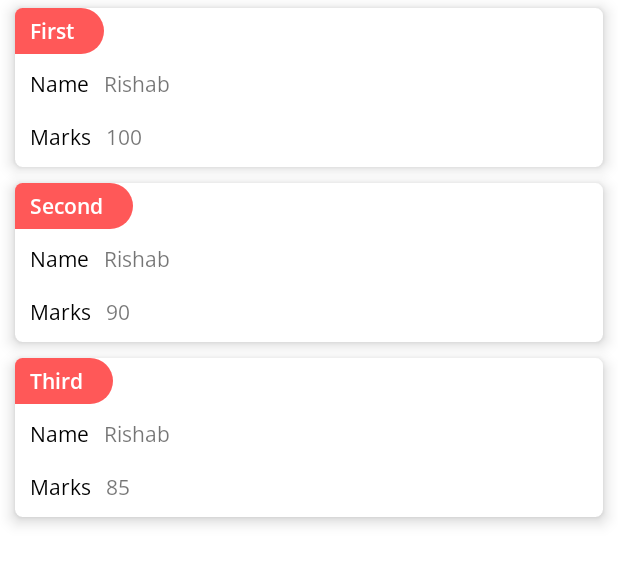
After one commit to theanandankit/OMRReaderAndroid, an Android app: the layout fragment_student_leaderboard.xml on its own in the app's theme, with its tools: preview values and no code run, on a phone screen of 412 x 824 dp. The commit adds this screen. Shown: the top 564 px of the screen. Run offline under Robolectric (Android 15) with nearby library versions, the phone set to English and light mode, and no system bars.

Commit message:
leaderboard

```diff
--- a/app/src/main/java/com/Project/OMRReader/Activity/QuizDetailsScreen.java
+++ b/app/src/main/java/com/Project/OMRReader/Activity/QuizDetailsScreen.java
@@ -225,15 +225,13 @@ public class QuizDetailsScreen extends AppCompatActivity {
     protected void displayEvalutionResult(int enrollmentNumber,int totalMarks){
         LayoutInflater inflater = getLayoutInflater();
         View view= inflater.inflate(R.layout.quiz_evaluation_display,  mainList ,false);
-
-
         ImageView image= view.findViewById(R.id.answer_sheet);
         TextView textEnrollment = view.findViewById(R.id.student_enrollment_number);
         TextView totalMarksView= view.findViewById(R.id.Total_Marks);
         pieChart = view.findViewById(R.id.pieChart);
         setPieChart();
 
-
+        // image.setImage();
         textEnrollment.setText(Integer.toString(enrollmentNumber));
         totalMarksView.setText(Integer.toString(totalMarks));
         mainList.addView(view);
--- a/app/src/main/java/com/Project/OMRReader/Activity/StudentHomeScreenActivity.java
+++ b/app/src/main/java/com/Project/OMRReader/Activity/StudentHomeScreenActivity.java
@@ -10,6 +10,7 @@ import android.view.MenuItem;
 import android.widget.TextView;
 
 import com.Project.OMRReader.Fragments.StudentHomeFragment;
+import com.Project.OMRReader.Fragments.StudentLeaderboardFragment;
 import com.Project.OMRReader.R;
 import com.google.android.material.bottomnavigation.BottomNavigationMenu;
 import com.google.android.material.bottomnavigation.BottomNavigationView;
@@ -18,6 +19,7 @@ public class StudentHomeScreenActivity extends AppCompatActivity {
     BottomNavigationView studentBottomNavigationView;
     TextView title;
     private StudentHomeFragment studentHomeFragment;
+    private StudentLeaderboardFragment studentLeaderboard;
 
     @Override
     protected void onCreate(Bundle savedInstanceState) {
@@ -29,6 +31,7 @@ public class StudentHomeScreenActivity extends AppCompatActivity {
         Bundle bundle_id= new Bundle();
         bundle_id.putInt("id",studentId);
         studentHomeFragment=new StudentHomeFragment();
+        studentLeaderboard=new StudentLeaderboardFragment();
         studentHomeFragment.setArguments(bundle_id);
         getViews();
         setDefault();
@@ -44,7 +47,7 @@ public class StudentHomeScreenActivity extends AppCompatActivity {
                         break;
                     case R.id.student_leaderboard:
                         title.setText("Leaderboard");
-                        selectedFragment=studentHomeFragment;
+                        selectedFragment=studentLeaderboard;
                         break;
                 }
 
--- /dev/null
+++ b/app/src/main/java/com/Project/OMRReader/Fragments/StudentLeaderboardFragment.java
@@ -0,0 +1,27 @@
+package com.Project.OMRReader.Fragments;
+
+import android.os.Bundle;
+
+import androidx.fragment.app.Fragment;
+
+import android.view.LayoutInflater;
+import android.view.View;
+import android.view.ViewGroup;
+
+import com.Project.OMRReader.R;
+
+/**
+ * A simple {@link Fragment} subclass.
+ * Use the {@link StudentLeaderboardFragment#newInstance} factory method to
+ * create an instance of this fragment.
+ */
+public class StudentLeaderboardFragment extends Fragment {
+
+    @Override
+    public View onCreateView(LayoutInflater inflater, ViewGroup container,
+                             Bundle savedInstanceState) {
+        // Inflate the layout for this fragment
+        return inflater.inflate(R.layout.fragment_student_leaderboard, container, false);
+
+    }
+}
--- /dev/null
+++ b/app/src/main/res/layout/fragment_student_leaderboard.xml
@@ -0,0 +1,313 @@
+<?xml version="1.0" encoding="utf-8"?>
+
+<LinearLayout xmlns:android="http://schemas.android.com/apk/res/android"
+    xmlns:app="http://schemas.android.com/apk/res-auto"
+    android:layout_width="match_parent"
+    android:layout_height="match_parent"
+    android:orientation="vertical">
+<androidx.cardview.widget.CardView
+    android:layout_width="match_parent"
+    android:layout_height="wrap_content"
+    android:layout_marginHorizontal="10dp"
+    android:layout_marginVertical="5dp"
+    app:cardBackgroundColor="@color/white"
+    app:cardCornerRadius="5dp"
+    app:cardElevation="6dp">
+    <LinearLayout
+        android:layout_width="118dp"
+        android:layout_height="wrap_content"
+        android:orientation="vertical">
+
+        <LinearLayout
+            android:layout_width="match_parent"
+            android:layout_height="wrap_content"
+            android:orientation="horizontal">
+
+            <RelativeLayout
+                android:layout_width="match_parent"
+                android:layout_height="wrap_content">
+
+                <TextView
+                    android:id="@+id/questionNo"
+                    android:layout_width="wrap_content"
+                    android:layout_height="wrap_content"
+                    android:layout_alignParentStart="true"
+                    android:background="@drawable/transaction_id_bg"
+                    android:fontFamily="@font/open_sans_semibold"
+                    android:paddingVertical="5dp"
+                    android:paddingStart="10dp"
+                    android:paddingEnd="20dp"
+                    android:text="First"
+                    android:textColor="@color/white"
+                    android:textSize="14sp"
+                    android:textStyle="bold"
+                    android:layout_alignParentLeft="true"
+                    android:paddingLeft="10dp"
+                    android:paddingRight="20dp" />
+
+            </RelativeLayout>
+
+        </LinearLayout>
+
+        <LinearLayout
+            android:layout_width="match_parent"
+            android:layout_height="wrap_content"
+            android:layout_marginVertical="10dp"
+            android:layout_marginLeft="10dp"
+            android:orientation="horizontal">
+
+            <TextView
+                android:layout_width="wrap_content"
+                android:layout_height="wrap_content"
+                android:fontFamily="@font/open_sans"
+                android:text="Name"
+                android:textColor="@color/black"
+                android:textSize="14sp" />
+
+            <TextView
+                android:id="@+id/Type"
+                android:layout_width="wrap_content"
+                android:layout_height="wrap_content"
+                android:layout_gravity="center"
+                android:layout_marginLeft="10dp"
+                android:fontFamily="@font/open_sans"
+                android:text="Rishab"
+                android:textAlignment="center"
+                android:textSize="14sp" />
+
+
+        </LinearLayout>
+
+        <LinearLayout
+            android:layout_width="match_parent"
+            android:layout_height="wrap_content"
+            android:layout_marginLeft="10dp"
+            android:layout_marginTop="5dp"
+            android:layout_marginBottom="10dp"
+            android:orientation="horizontal">
+
+            <TextView
+                android:layout_width="wrap_content"
+                android:layout_height="wrap_content"
+                android:fontFamily="@font/open_sans"
+                android:text="Marks"
+                android:textColor="@color/black" />
+
+            <TextView
+                android:id="@+id/answer"
+                android:layout_width="wrap_content"
+                android:layout_height="wrap_content"
+                android:layout_gravity="center"
+                android:layout_marginLeft="10dp"
+                android:fontFamily="@font/open_sans"
+                android:text="100"
+                android:textAlignment="center"
+                android:textSize="14sp" />
+
+        </LinearLayout>
+
+    </LinearLayout>
+</androidx.cardview.widget.CardView>
+    <androidx.cardview.widget.CardView
+    android:layout_width="match_parent"
+    android:layout_height="wrap_content"
+    android:layout_marginHorizontal="10dp"
+    android:layout_marginVertical="5dp"
+    app:cardBackgroundColor="@color/white"
+    app:cardCornerRadius="5dp"
+    app:cardElevation="6dp">
+
+    <LinearLayout
+        android:layout_width="118dp"
+        android:layout_height="wrap_content"
+        android:orientation="vertical">
+
+        <LinearLayout
+            android:layout_width="match_parent"
+            android:layout_height="wrap_content"
+            android:orientation="horizontal">
+
+            <RelativeLayout
+                android:layout_width="match_parent"
+                android:layout_height="wrap_content">
+
+                <TextView
+                    android:layout_width="wrap_content"
+                    android:layout_height="wrap_content"
+                    android:layout_alignParentStart="true"
+                    android:background="@drawable/transaction_id_bg"
+                    android:fontFamily="@font/open_sans_semibold"
+                    android:paddingVertical="5dp"
+                    android:paddingStart="10dp"
+                    android:paddingEnd="20dp"
+                    android:text="Second"
+                    android:textColor="@color/white"
+                    android:textSize="14sp"
+                    android:textStyle="bold"
+                    android:layout_alignParentLeft="true"
+                    android:paddingLeft="10dp"
+                    android:paddingRight="20dp" />
+
+            </RelativeLayout>
+
+        </LinearLayout>
+
+        <LinearLayout
+            android:layout_width="match_parent"
+            android:layout_height="wrap_content"
+            android:layout_marginVertical="10dp"
+            android:layout_marginLeft="10dp"
+            android:orientation="horizontal">
+
+            <TextView
+                android:layout_width="wrap_content"
+                android:layout_height="wrap_content"
+                android:fontFamily="@font/open_sans"
+                android:text="Name"
+                android:textColor="@color/black"
+                android:textSize="14sp" />
+
+            <TextView
+                android:layout_width="wrap_content"
+                android:layout_height="wrap_content"
+                android:layout_gravity="center"
+                android:layout_marginLeft="10dp"
+                android:fontFamily="@font/open_sans"
+                android:text="Rishab"
+                android:textAlignment="center"
+                android:textSize="14sp" />
+
+
+        </LinearLayout>
+
+        <LinearLayout
+            android:layout_width="match_parent"
+            android:layout_height="wrap_content"
+            android:layout_marginLeft="10dp"
+            android:layout_marginTop="5dp"
+            android:layout_marginBottom="10dp"
+            android:orientation="horizontal">
+
+            <TextView
+                android:layout_width="wrap_content"
+                android:layout_height="wrap_content"
+                android:fontFamily="@font/open_sans"
+                android:text="Marks"
+                android:textColor="@color/black" />
+
+            <TextView
+                android:layout_width="wrap_content"
+                android:layout_height="wrap_content"
+                android:layout_gravity="center"
+                android:layout_marginLeft="10dp"
+                android:fontFamily="@font/open_sans"
+                android:text="90"
+                android:textAlignment="center"
+                android:textSize="14sp" />
+
+        </LinearLayout>
+
+    </LinearLayout>
+</androidx.cardview.widget.CardView>
+         <androidx.cardview.widget.CardView
+             android:layout_width="match_parent"
+             android:layout_height="wrap_content"
+             android:layout_marginHorizontal="10dp"
+             android:layout_marginVertical="5dp"
+             app:cardBackgroundColor="@color/white"
+             app:cardCornerRadius="5dp"
+             app:cardElevation="6dp">
+
+             <LinearLayout
+                 android:layout_width="118dp"
+                 android:layout_height="wrap_content"
+                 android:orientation="vertical">
+
+                 <LinearLayout
+                     android:layout_width="match_parent"
+                     android:layout_height="wrap_content"
+                     android:orientation="horizontal">
+
+                     <RelativeLayout
+                         android:layout_width="match_parent"
+                         android:layout_height="wrap_content">
+
+                         <TextView
+                             android:layout_width="wrap_content"
+                             android:layout_height="wrap_content"
+                             android:layout_alignParentStart="true"
+                             android:background="@drawable/transaction_id_bg"
+                             android:fontFamily="@font/open_sans_semibold"
+                             android:paddingVertical="5dp"
+                             android:paddingStart="10dp"
+                             android:paddingEnd="20dp"
+                             android:text="Third"
+                             android:textColor="@color/white"
+                             android:textSize="14sp"
+                             android:textStyle="bold"
+                             android:layout_alignParentLeft="true"
+                             android:paddingLeft="10dp"
+                             android:paddingRight="20dp" />
+
+                     </RelativeLayout>
+
+                 </LinearLayout>
+
+                 <LinearLayout
+                     android:layout_width="match_parent"
+                     android:layout_height="wrap_content"
+                     android:layout_marginVertical="10dp"
+                     android:layout_marginLeft="10dp"
+                     android:orientation="horizontal">
+
+                     <TextView
+                         android:layout_width="wrap_content"
+                         android:layout_height="wrap_content"
+                         android:fontFamily="@font/open_sans"
+                         android:text="Name"
+                         android:textColor="@color/black"
+                         android:textSize="14sp" />
+
+                     <TextView
+                         android:layout_width="wrap_content"
+                         android:layout_height="wrap_content"
+                         android:layout_gravity="center"
+                         android:layout_marginLeft="10dp"
+                         android:fontFamily="@font/open_sans"
+                         android:text="Rishab"
+                         android:textAlignment="center"
+                         android:textSize="14sp" />
+
+
+                 </LinearLayout>
+
+                 <LinearLayout
+                     android:layout_width="match_parent"
+                     android:layout_height="wrap_content"
+                     android:layout_marginLeft="10dp"
+                     android:layout_marginTop="5dp"
+                     android:layout_marginBottom="10dp"
+                     android:orientation="horizontal">
+
+                     <TextView
+                         android:layout_width="wrap_content"
+                         android:layout_height="wrap_content"
+                         android:fontFamily="@font/open_sans"
+                         android:text="Marks"
+                         android:textColor="@color/black" />
+
+                     <TextView
+                         android:layout_width="wrap_content"
+                         android:layout_height="wrap_content"
+                         android:layout_gravity="center"
+                         android:layout_marginLeft="10dp"
+                         android:fontFamily="@font/open_sans"
+                         android:text="85"
+                         android:textAlignment="center"
+                         android:textSize="14sp" />
+
+                 </LinearLayout>
+
+             </LinearLayout>
+         </androidx.cardview.widget.CardView>
+     </LinearLayout>
```
